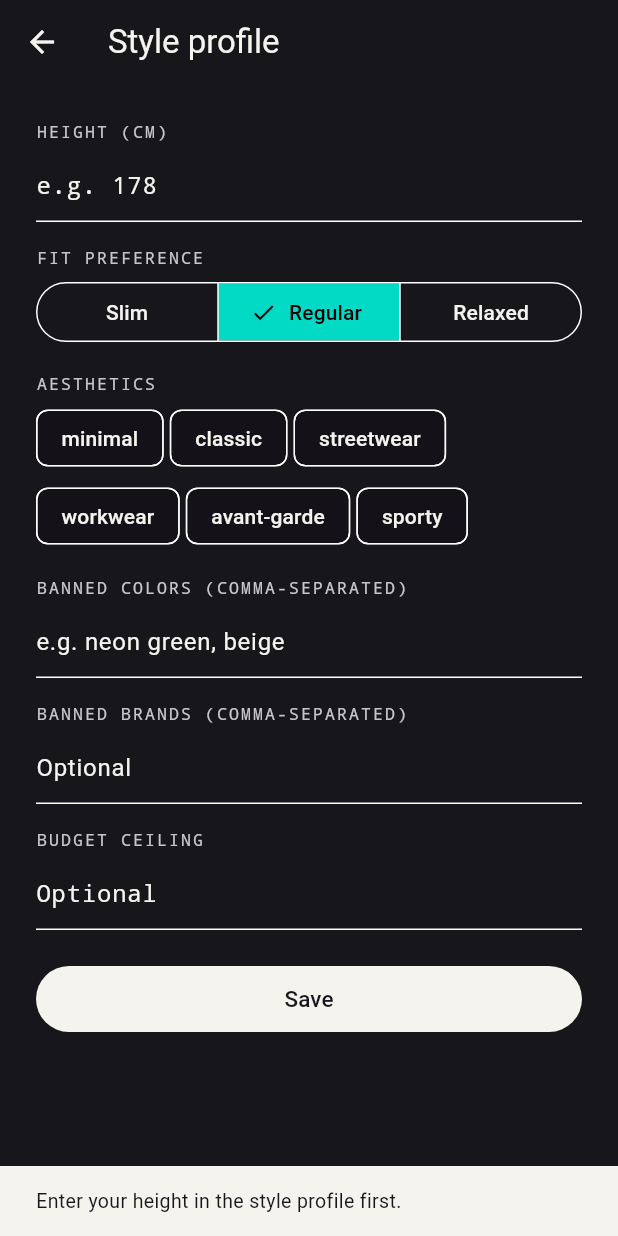
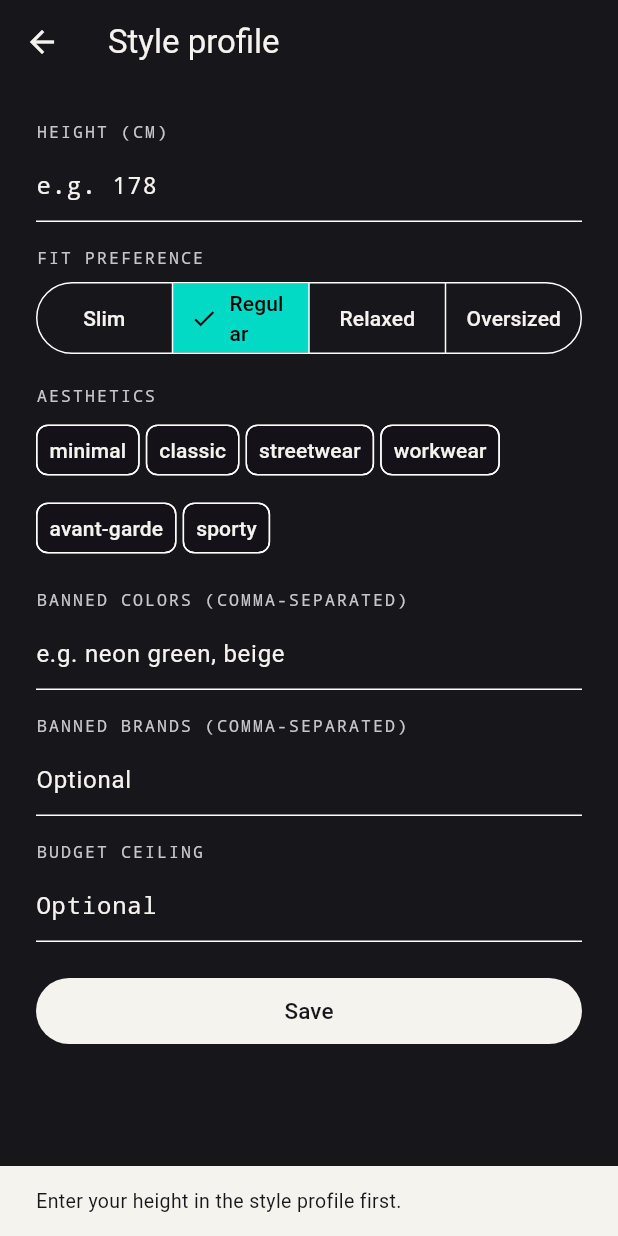
Before and after one commit to cutlisthelp-tech/Atelier2, a Flutter app: the screen it shows after launch, item 5 of the bottom bar chosen, after a tap on "Body scan", on a phone screen of 412 x 824 dp. Run offline on Flutter 3.47's test engine with Material 3 defaults, Android fonts, the phone set to English and light mode, and no system bars; our stand-ins replace device_info_plus, yaml; accounts and stored records are empty.

Commit message:
Maintenance pass: fit parity, 44pt tap targets, honest web storage states — verified 29/29 backend, 21/21 flutter
Co-authored-by: Qwen-Coder <qwen-coder@alibabacloud.com>

```diff
--- a/app/lib/ui/screens/home_screen.dart
+++ b/app/lib/ui/screens/home_screen.dart
@@ -242,6 +242,8 @@ class _HomeScreenState extends State<HomeScreen> {
                             : AppColors.textSecondary,
                       ),
                     ),
+                    // 44pt minimum tap target (DESIGN_SYSTEM §2).
+                    padding: const EdgeInsets.symmetric(vertical: 6),
                     selected: o == _occasion,
                     selectedColor: AppColors.textPrimary,
                     backgroundColor: AppColors.surfaceElevated,
@@ -354,13 +356,16 @@ class _HomeScreenState extends State<HomeScreen> {
             style: AppType.interface.copyWith(color: AppColors.textPrimary),
           ),
         ),
-        TextButton(
+        SizedBox(
+          height: AppSpacing.minTapTarget,
+          child: TextButton(
             onPressed: _pickPlace,
             child: Text(
               'Change',
               style: AppType.interface.copyWith(
                 fontSize: 13,
                 color: AppColors.textSecondary,
+              ),
             ),
           ),
         ),
--- a/app/lib/ui/screens/profile_screen.dart
+++ b/app/lib/ui/screens/profile_screen.dart
@@ -30,8 +30,22 @@ class ProfileScreen extends StatelessWidget {
   final ScanRecordStore? appearanceStore;
 
   Future<void> _startBodyScan(BuildContext context) async {
-    final profile = await styleStore.load();
-    final height = profile?.heightCm;
+    double? height;
+    try {
+      height = (await styleStore.load())?.heightCm;
+    } catch (_) {
+      // e.g. the web preview has no local file storage — say so, don't crash.
+      if (!context.mounted) return;
+      ScaffoldMessenger.of(context).showSnackBar(
+        SnackBar(
+          content: Text(
+            'Local storage is unavailable on this platform.',
+            style: AppType.interface.copyWith(fontSize: 13),
+          ),
+        ),
+      );
+      return;
+    }
     if (!context.mounted) return;
     if (height == null) {
       // A body scan without the user's real height would produce
@@ -45,12 +59,13 @@ class ProfileScreen extends StatelessWidget {
       );
       return;
     }
+    final resolvedHeight = height;
     await startScanFlow(
       context,
       consentStore: consentStore,
       scanScreen: (_) => BodyScanScreen(
         client: backendClient,
-        heightCm: height,
+        heightCm: resolvedHeight,
         bodyStore: bodyStore,
         appearanceStore: appearanceStore,
       ),
--- a/app/lib/ui/screens/style_profile_screen.dart
+++ b/app/lib/ui/screens/style_profile_screen.dart
@@ -10,7 +10,9 @@ class StyleProfileScreen extends StatefulWidget {
 
   final StyleProfileStore store;
 
-  static const fitOptions = ['slim', 'regular', 'relaxed'];
+  /// Must stay in sync with the backend FIT_SCALE — the ranking engine and
+  /// the Phase 2 garment pipeline both handle all four fit values.
+  static const fitOptions = ['slim', 'regular', 'relaxed', 'oversized'];
   static const aestheticOptions = [
     'minimal',
     'classic',
@@ -32,6 +34,7 @@ class _StyleProfileScreenState extends State<StyleProfileScreen> {
   String _fit = 'regular';
   final Set<String> _aesthetics = {};
   bool _loaded = false;
+  bool _storageUnavailable = false;
   String? _savedNote;
 
   @override
@@ -41,7 +44,19 @@ class _StyleProfileScreenState extends State<StyleProfileScreen> {
   }
 
   Future<void> _load() async {
-    final profile = await widget.store.load();
+    StyleProfile? profile;
+    try {
+      profile = await widget.store.load();
+    } catch (_) {
+      // e.g. the web preview has no local file storage — say so, don't hang.
+      if (mounted) {
+        setState(() {
+          _storageUnavailable = true;
+          _loaded = true;
+        });
+      }
+      return;
+    }
     if (!mounted) return;
     setState(() {
       if (profile != null) {
@@ -75,6 +90,7 @@ class _StyleProfileScreenState extends State<StyleProfileScreen> {
       setState(() => _savedNote = 'Budget must be a positive number.');
       return;
     }
+    try {
       await widget.store.save(
         StyleProfile(
           heightCm: height,
@@ -85,6 +101,13 @@ class _StyleProfileScreenState extends State<StyleProfileScreen> {
           budgetCeiling: budget,
         ),
       );
+    } catch (_) {
+      if (mounted) {
+        setState(() =>
+            _savedNote = 'Local storage is unavailable on this platform.');
+      }
+      return;
+    }
     if (mounted) setState(() => _savedNote = 'Saved — on this device only.');
   }
 
@@ -104,6 +127,23 @@ class _StyleProfileScreenState extends State<StyleProfileScreen> {
       body: SafeArea(
         child: !_loaded
             ? const Center(child: Text('Loading…', style: AppType.interface))
+            : _storageUnavailable
+            ? Center(
+                child: Padding(
+                  padding: const EdgeInsets.all(AppSpacing.unit * 3),
+                  child: Text(
+                    'Local storage is unavailable here, so the style profile '
+                    'can\u2019t be saved. Run Atelier on Android for the full '
+                    'flow.',
+                    textAlign: TextAlign.center,
+                    style: AppType.interface.copyWith(
+                      fontSize: 15,
+                      height: 1.5,
+                      color: AppColors.textSecondary,
+                    ),
+                  ),
+                ),
+              )
             : ListView(
                 padding: const EdgeInsets.all(AppSpacing.unit * 3),
                 children: [
@@ -117,10 +157,19 @@ class _StyleProfileScreenState extends State<StyleProfileScreen> {
                   const SizedBox(height: AppSpacing.unit * 2),
                   _label('FIT PREFERENCE'),
                   SegmentedButton<String>(
-                    segments: const [
-                      ButtonSegment(value: 'slim', label: Text('Slim')),
-                      ButtonSegment(value: 'regular', label: Text('Regular')),
-                      ButtonSegment(value: 'relaxed', label: Text('Relaxed')),
+                    style: const ButtonStyle(
+                      minimumSize: WidgetStatePropertyAll(
+                        Size(0, AppSpacing.minTapTarget),
+                      ),
+                    ),
+                    segments: [
+                      for (final fit in StyleProfileScreen.fitOptions)
+                        ButtonSegment(
+                          value: fit,
+                          label: Text(
+                            fit[0].toUpperCase() + fit.substring(1),
+                          ),
+                        ),
                     ],
                     selected: {_fit},
                     onSelectionChanged: (s) => setState(() {
@@ -137,6 +186,8 @@ class _StyleProfileScreenState extends State<StyleProfileScreen> {
                       for (final a in StyleProfileScreen.aestheticOptions)
                         FilterChip(
                           label: Text(a),
+                          // 44pt minimum tap target (DESIGN_SYSTEM §2).
+                          padding: const EdgeInsets.symmetric(vertical: 6),
                           selected: _aesthetics.contains(a),
                           onSelected: (on) => setState(() {
                             on ? _aesthetics.add(a) : _aesthetics.remove(a);
```
Also changed, not shown: 6 other files. Lines whose indentation alone changed are shown as unchanged.
